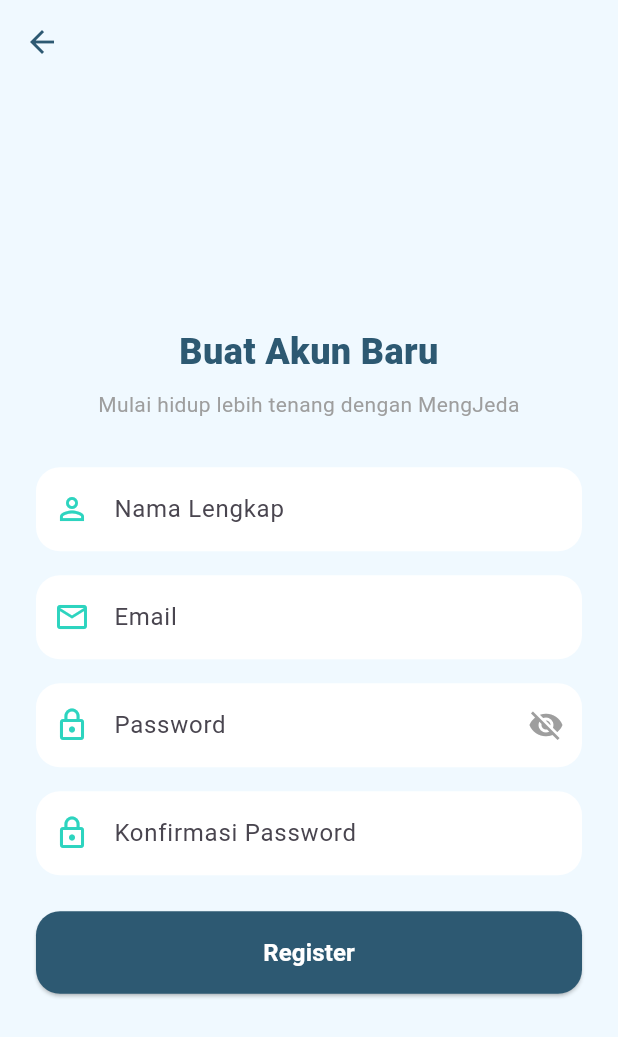
After one commit to Hafiz237/project-app-mengjeda, a Flutter app: the screen it shows after launch, after a tap on "Masuk", after a tap on "Belum punya akun? Daftar di sini", on a phone screen of 412 x 824 dp. The commit adds this screen. Shown: the top 1037 px of the screen. Run offline on Flutter 3.47's test engine with Material 3 defaults, Android fonts, the phone set to English and light mode, and no system bars; our stand-ins replace audioplayers, file_picker, flutter_local_notifications, image_picker, shared_preferences, sqflite and 1 more; accounts and stored records are empty.

Commit message:
log in page dan register page ui

```diff
--- a/lib/data/database_helper.dart
+++ b/lib/data/database_helper.dart
@@ -24,9 +24,24 @@ class DatabaseHelper {
 
     return await openDatabase(
       path,
-      version: 1,
+      version: 2,
       onCreate: _createDB,
+      onUpgrade: _upgradeDB,
     );
+  }
+
+  Future<void> _upgradeDB(Database db, int oldVersion, int newVersion) async {
+    if (oldVersion < 2) {
+      await db.execute('''
+        CREATE TABLE users (
+          id TEXT PRIMARY KEY,
+          nama TEXT,
+          email TEXT UNIQUE,
+          password TEXT,
+          salt TEXT
+        )
+      ''');
+    }
   }
 
   Future<void> _createDB(Database db, int version) async {
@@ -69,6 +84,16 @@ class DatabaseHelper {
         filePath TEXT,
         assetPath TEXT,
         isActive INTEGER
+      )
+    ''');
+
+    await db.execute('''
+      CREATE TABLE users (
+        id TEXT PRIMARY KEY,
+        nama TEXT,
+        email TEXT UNIQUE,
+        password TEXT,
+        salt TEXT
       )
     ''');
 
--- a/lib/data/jeda_settings.dart
+++ b/lib/data/jeda_settings.dart
@@ -1,4 +1,3 @@
-import 'package:flutter/material.dart';
 
 class JedaSettings {
   static Duration interval = const Duration(minutes: 2);
--- /dev/null
+++ b/lib/models/app_user.dart
@@ -0,0 +1,11 @@
+class AppUser {
+  final String id;
+  final String nama;
+  final String email;
+
+  AppUser({
+    required this.id,
+    required this.nama,
+    required this.email,
+  });
+}
--- a/lib/screens/home_screen.dart
+++ b/lib/screens/home_screen.dart
@@ -106,9 +106,9 @@ class _HomeScreenState extends State<HomeScreen> {
         barrierDismissible: false,
         barrierColor: Colors.transparent,
         transitionDuration: const Duration(milliseconds: 300),
-        pageBuilder: (_, __, ___) =>
+        pageBuilder: (_, _, _) =>
             JedaPopupScreen(durasi: durasi ?? JedaSettings.durasi),
-        transitionsBuilder: (_, animation, __, child) =>
+        transitionsBuilder: (_, animation, _, child) =>
             FadeTransition(opacity: animation, child: child),
       ),
     );
--- a/lib/screens/jadwal_form_screen.dart
+++ b/lib/screens/jadwal_form_screen.dart
@@ -111,7 +111,7 @@ class _JadwalFormScreenState extends State<JadwalFormScreen> {
                       borderRadius: BorderRadius.circular(20),
                       boxShadow: [
                         BoxShadow(
-                          color: AppColors.primaryBlue.withOpacity(0.25),
+                          color: AppColors.primaryBlue.withValues(alpha: 0.25),
                           blurRadius: 16,
                           offset: const Offset(0, 8),
                         ),
@@ -188,7 +188,7 @@ class _JadwalFormScreenState extends State<JadwalFormScreen> {
                       backgroundColor: AppColors.tealMint,
                       foregroundColor: Colors.white,
                       elevation: 4,
-                      shadowColor: AppColors.tealMint.withOpacity(0.4),
+                      shadowColor: AppColors.tealMint.withValues(alpha: 0.4),
                       padding: const EdgeInsets.symmetric(vertical: 16),
                       textStyle: const TextStyle(
                           fontSize: 16, fontWeight: FontWeight.w700),
--- /dev/null
+++ b/lib/screens/login_screen.dart
@@ -0,0 +1,169 @@
+import 'package:flutter/material.dart';
+import '../theme/app_colors.dart';
+import '../services/auth_service_locator.dart';
+import 'register_screen.dart';
+import 'home_screen.dart';
+
+class LoginScreen extends StatefulWidget {
+  const LoginScreen({super.key});
+
+  @override
+  State<LoginScreen> createState() => _LoginScreenState();
+}
+
+class _LoginScreenState extends State<LoginScreen> {
+  final _formKey = GlobalKey<FormState>();
+  final _emailController = TextEditingController();
+  final _passwordController = TextEditingController();
+  bool _isLoading = false;
+  bool _obscurePassword = true;
+
+  void _login() async {
+    if (!_formKey.currentState!.validate()) return;
+
+    setState(() => _isLoading = true);
+
+    final result = await AuthServiceLocator.instance.login(
+      email: _emailController.text.trim(),
+      password: _passwordController.text,
+    );
+
+    if (!mounted) return;
+    setState(() => _isLoading = false);
+
+    if (result.success) {
+      Navigator.pushReplacement(
+        context,
+        MaterialPageRoute(builder: (_) => const HomeScreen()),
+      );
+    } else {
+      ScaffoldMessenger.of(context).showSnackBar(
+        SnackBar(content: Text(result.message ?? 'Login gagal')),
+      );
+    }
+  }
+
+  @override
+  Widget build(BuildContext context) {
+    return Scaffold(
+      backgroundColor: AppColors.bgColor,
+      body: SafeArea(
+        child: Center(
+          child: SingleChildScrollView(
+            padding: const EdgeInsets.all(24),
+            child: Form(
+              key: _formKey,
+              child: Column(
+                mainAxisAlignment: MainAxisAlignment.center,
+                crossAxisAlignment: CrossAxisAlignment.stretch,
+                children: [
+                  Image.asset(
+                    'assets/images/logofinish.png',
+                    height: 100,
+                  ),
+                  const SizedBox(height: 24),
+                  const Text(
+                    'Selamat Datang',
+                    textAlign: TextAlign.center,
+                    style: TextStyle(
+                      fontSize: 24,
+                      fontWeight: FontWeight.w800,
+                      color: AppColors.primaryBlue,
+                    ),
+                  ),
+                  const SizedBox(height: 8),
+
+                  const SizedBox(height: 32),
+                  TextFormField(
+                    controller: _emailController,
+                    keyboardType: TextInputType.emailAddress,
+                    decoration: InputDecoration(
+                      labelText: 'Email',
+                      prefixIcon: const Icon(Icons.email_outlined, color: AppColors.tealMint),
+                      filled: true,
+                      fillColor: Colors.white,
+                      border: OutlineInputBorder(
+                        borderRadius: BorderRadius.circular(16),
+                        borderSide: BorderSide.none,
+                      ),
+                    ),
+                    validator: (value) {
+                      if (value == null || value.trim().isEmpty) {
+                        return 'Email tidak boleh kosong';
+                      }
+                      if (!value.contains('@')) {
+                        return 'Format email tidak valid';
+                      }
+                      return null;
+                    },
+                  ),
+                  const SizedBox(height: 16),
+                  TextFormField(
+                    controller: _passwordController,
+                    obscureText: _obscurePassword,
+                    decoration: InputDecoration(
+                      labelText: 'Password',
+                      prefixIcon: const Icon(Icons.lock_outline, color: AppColors.tealMint),
+                      suffixIcon: IconButton(
+                        icon: Icon(
+                          _obscurePassword ? Icons.visibility_off : Icons.visibility,
+                          color: Colors.grey,
+                        ),
+                        onPressed: () {
+                          setState(() => _obscurePassword = !_obscurePassword);
+                        },
+                      ),
+                      filled: true,
+                      fillColor: Colors.white,
+                      border: OutlineInputBorder(
+                        borderRadius: BorderRadius.circular(16),
+                        borderSide: BorderSide.none,
+                      ),
+                    ),
+                    validator: (value) {
+                      if (value == null || value.isEmpty) {
+                        return 'Password tidak boleh kosong';
+                      }
+                      return null;
+                    },
+                  ),
+                  const SizedBox(height: 24),
+                  ElevatedButton(
+                    onPressed: _isLoading ? null : _login,
+                    style: ElevatedButton.styleFrom(
+                      backgroundColor: AppColors.primaryBlue,
+                      foregroundColor: Colors.white,
+                      padding: const EdgeInsets.symmetric(vertical: 16),
+                      shape: RoundedRectangleBorder(
+                        borderRadius: BorderRadius.circular(16),
+                      ),
+                    ),
+                    child: _isLoading
+                        ? const CircularProgressIndicator(color: Colors.white)
+                        : const Text(
+                            'Masuk',
+                            style: TextStyle(fontSize: 16, fontWeight: FontWeight.bold),
+                          ),
+                  ),
+                  const SizedBox(height: 16),
+                  TextButton(
+                    onPressed: () {
+                      Navigator.push(
+                        context,
+                        MaterialPageRoute(builder: (_) => const RegisterScreen()),
+                      );
+                    },
+                    child: const Text(
+                      'Belum punya akun? Daftar di sini',
+                      style: TextStyle(color: AppColors.skyBlue, fontWeight: FontWeight.w600),
+                    ),
+                  ),
+                ],
+              ),
+            ),
+          ),
+        ),
+      ),
+    );
+  }
+}
--- /dev/null
+++ b/lib/screens/register_screen.dart
@@ -0,0 +1,210 @@
+import 'package:flutter/material.dart';
+import '../theme/app_colors.dart';
+import '../services/auth_service_locator.dart';
+import 'home_screen.dart';
+
+class RegisterScreen extends StatefulWidget {
+  const RegisterScreen({super.key});
+
+  @override
+  State<RegisterScreen> createState() => _RegisterScreenState();
+}
+
+class _RegisterScreenState extends State<RegisterScreen> {
+  final _formKey = GlobalKey<FormState>();
+  final _namaController = TextEditingController();
+  final _emailController = TextEditingController();
+  final _passwordController = TextEditingController();
+  final _confirmPasswordController = TextEditingController();
+  bool _isLoading = false;
+  bool _obscurePassword = true;
+
+  void _register() async {
+    if (!_formKey.currentState!.validate()) return;
+
+    setState(() => _isLoading = true);
+
+    final result = await AuthServiceLocator.instance.register(
+      nama: _namaController.text.trim(),
+      email: _emailController.text.trim(),
+      password: _passwordController.text,
+    );
+
+    if (!mounted) return;
+    setState(() => _isLoading = false);
+
+    if (result.success) {
+      Navigator.pushAndRemoveUntil(
+        context,
+        MaterialPageRoute(builder: (_) => const HomeScreen()),
+        (route) => false,
+      );
+    } else {
+      ScaffoldMessenger.of(context).showSnackBar(
+        SnackBar(content: Text(result.message ?? 'Pendaftaran gagal')),
+      );
+    }
+  }
+
+  @override
+  Widget build(BuildContext context) {
+    return Scaffold(
+      backgroundColor: AppColors.bgColor,
+      appBar: AppBar(
+        backgroundColor: Colors.transparent,
+        elevation: 0,
+        iconTheme: const IconThemeData(color: AppColors.primaryBlue),
+      ),
+      body: SafeArea(
+        child: Center(
+          child: SingleChildScrollView(
+            padding: const EdgeInsets.all(24),
+            child: Form(
+              key: _formKey,
+              child: Column(
+                crossAxisAlignment: CrossAxisAlignment.stretch,
+                children: [
+                  const Text(
+                    'Buat Akun Baru',
+                    textAlign: TextAlign.center,
+                    style: TextStyle(
+                      fontSize: 24,
+                      fontWeight: FontWeight.w800,
+                      color: AppColors.primaryBlue,
+                    ),
+                  ),
+                  const SizedBox(height: 8),
+                  const Text(
+                    'Mulai hidup lebih tenang dengan MengJeda',
+                    textAlign: TextAlign.center,
+                    style: TextStyle(color: Colors.grey),
+                  ),
+                  const SizedBox(height: 32),
+                  TextFormField(
+                    controller: _namaController,
+                    textCapitalization: TextCapitalization.words,
+                    decoration: InputDecoration(
+                      labelText: 'Nama Lengkap',
+                      prefixIcon: const Icon(Icons.person_outline, color: AppColors.tealMint),
+                      filled: true,
+                      fillColor: Colors.white,
+                      border: OutlineInputBorder(
+                        borderRadius: BorderRadius.circular(16),
+                        borderSide: BorderSide.none,
+                      ),
+                    ),
+                    validator: (value) {
+                      if (value == null || value.trim().isEmpty) {
+                        return 'Nama tidak boleh kosong';
+                      }
+                      return null;
+                    },
+                  ),
+                  const SizedBox(height: 16),
+                  TextFormField(
+                    controller: _emailController,
+                    keyboardType: TextInputType.emailAddress,
+                    decoration: InputDecoration(
+                      labelText: 'Email',
+                      prefixIcon: const Icon(Icons.email_outlined, color: AppColors.tealMint),
+                      filled: true,
+                      fillColor: Colors.white,
+                      border: OutlineInputBorder(
+                        borderRadius: BorderRadius.circular(16),
+                        borderSide: BorderSide.none,
+                      ),
+                    ),
+                    validator: (value) {
+                      if (value == null || value.trim().isEmpty) {
+                        return 'Email tidak boleh kosong';
+                      }
+                      if (!value.contains('@')) {
+                        return 'Format email tidak valid';
+                      }
+                      return null;
+                    },
+                  ),
+                  const SizedBox(height: 16),
+                  TextFormField(
+                    controller: _passwordController,
+                    obscureText: _obscurePassword,
+                    decoration: InputDecoration(
+                      labelText: 'Password',
+                      prefixIcon: const Icon(Icons.lock_outline, color: AppColors.tealMint),
+                      suffixIcon: IconButton(
+                        icon: Icon(
+                          _obscurePassword ? Icons.visibility_off : Icons.visibility,
+                          color: Colors.grey,
+                        ),
+                        onPressed: () {
+                          setState(() => _obscurePassword = !_obscurePassword);
+                        },
+                      ),
+                      filled: true,
+                      fillColor: Colors.white,
+                      border: OutlineInputBorder(
+                        borderRadius: BorderRadius.circular(16),
+                        borderSide: BorderSide.none,
+                      ),
+                    ),
+                    validator: (value) {
+                      if (value == null || value.isEmpty) {
+                        return 'Password tidak boleh kosong';
+                      }
+                      if (value.length < 6) {
+                        return 'Password minimal 6 karakter';
+                      }
+                      return null;
+                    },
+                  ),
+                  const SizedBox(height: 16),
+                  TextFormField(
+                    controller: _confirmPasswordController,
+                    obscureText: _obscurePassword,
+                    decoration: InputDecoration(
+                      labelText: 'Konfirmasi Password',
+                      prefixIcon: const Icon(Icons.lock_outline, color: AppColors.tealMint),
+                      filled: true,
+                      fillColor: Colors.white,
+                      border: OutlineInputBorder(
+                        borderRadius: BorderRadius.circular(16),
+                        borderSide: BorderSide.none,
+                      ),
+                    ),
+                    validator: (value) {
+                      if (value == null || value.isEmpty) {
+                        return 'Konfirmasi password tidak boleh kosong';
+                      }
+                      if (value != _passwordController.text) {
+                        return 'Password tidak cocok';
+                      }
+                      return null;
+                    },
+                  ),
+                  const SizedBox(height: 24),
+                  ElevatedButton(
+                    onPressed: _isLoading ? null : _register,
+                    style: ElevatedButton.styleFrom(
+                      backgroundColor: AppColors.primaryBlue,
+                      foregroundColor: Colors.white,
+                      padding: const EdgeInsets.symmetric(vertical: 16),
+                      shape: RoundedRectangleBorder(
+                        borderRadius: BorderRadius.circular(16),
+                      ),
+                    ),
+                    child: _isLoading
+                        ? const CircularProgressIndicator(color: Colors.white)
+                        : const Text(
+                            'Register',
+                            style: TextStyle(fontSize: 16, fontWeight: FontWeight.bold),
+                          ),
+                  ),
+                ],
+              ),
+            ),
+          ),
+        ),
+      ),
+    );
+  }
+}
--- a/lib/screens/splash_screen.dart
+++ b/lib/screens/splash_screen.dart
@@ -1,6 +1,8 @@
 import 'dart:async';
 import 'package:flutter/material.dart';
 import 'home_screen.dart';
+import 'login_screen.dart';
+import '../services/auth_service_locator.dart';
 
 class SplashScreen extends StatefulWidget {
   const SplashScreen({super.key});
@@ -28,11 +30,26 @@ class _SplashScreenState extends State<SplashScreen>
     );
     _controller.forward();
 
-    Timer(const Duration(seconds: 3), () {
+    _checkAuth();
+  }
+
+  void _checkAuth() async {
+    await Future.delayed(const Duration(seconds: 3));
+    if (!mounted) return;
+
+    final isLoggedIn = await AuthServiceLocator.instance.isLoggedIn();
+
+    if (!mounted) return;
+
+    if (isLoggedIn) {
       Navigator.of(context).pushReplacement(
         MaterialPageRoute(builder: (_) => const HomeScreen()),
       );
-    });
+    } else {
+      Navigator.of(context).pushReplacement(
+        MaterialPageRoute(builder: (_) => const LoginScreen()),
+      );
+    }
   }
 
   @override
@@ -66,10 +83,6 @@ class _SplashScreenState extends State<SplashScreen>
                 ),
               ),
               const SizedBox(height: 8),
-              const Text(
-                'Jeda sejenak, hidup lebih tenang',
-                style: TextStyle(fontSize: 14, color: Colors.grey),
-              ),
             ],
           ),
         ),
--- /dev/null
+++ b/lib/services/auth_service.dart
@@ -0,0 +1,32 @@
+import '../models/app_user.dart';
+
+class AuthResult {
+  final bool success;
+  final String? message;
+  final AppUser? user;
+
+  AuthResult({
+    required this.success,
+    this.message,
+    this.user,
+  });
+}
+
+abstract class AuthService {
+  Future<AuthResult> register({
+    required String nama,
+    required String email,
+    required String password,
+  });
+
+  Future<AuthResult> login({
+    required String email,
+    required String password,
+  });
+
+  Future<void> logout();
+
+  Future<AppUser?> getCurrentUser();
+
+  Future<bool> isLoggedIn();
+}
--- /dev/null
+++ b/lib/services/auth_service_locator.dart
@@ -0,0 +1,6 @@
+import 'auth_service.dart';
+import 'local_auth_service.dart';
+
+class AuthServiceLocator {
+  static AuthService instance = LocalAuthService();
+}
--- /dev/null
+++ b/lib/services/local_auth_service.dart
@@ -0,0 +1,132 @@
+import 'dart:convert';
+import 'package:crypto/crypto.dart';
+import 'package:shared_preferences/shared_preferences.dart';
+import '../data/database_helper.dart';
+import '../models/app_user.dart';
+import 'auth_service.dart';
+
+class LocalAuthService implements AuthService {
+  static const String _sessionKey = 'logged_in_user_id';
+
+  String _hashPassword(String password, String salt) {
+    final bytes = utf8.encode(password + salt);
+    return sha256.convert(bytes).toString();
+  }
+
+  @override
+  Future<AuthResult> register({
+    required String nama,
+    required String email,
+    required String password,
+  }) async {
+    try {
+      final db = await DatabaseHelper.instance.database;
+
+      final existing = await db.query(
+        'users',
+        where: 'email = ?',
+        whereArgs: [email],
+      );
+
+      if (existing.isNotEmpty) {
+        return AuthResult(success: false, message: 'Email sudah terdaftar');
+      }
+
+      final id = DateTime.now().millisecondsSinceEpoch.toString();
+      final salt = DateTime.now().microsecondsSinceEpoch.toString();
+      final passwordHash = _hashPassword(password, salt);
+
+      await db.insert('users', {
+        'id': id,
+        'nama': nama,
+        'email': email,
+        'password': passwordHash,
+        'salt': salt,
+      });
+
+      return login(email: email, password: password);
+    } catch (e) {
+      return AuthResult(success: false, message: 'Terjadi kesalahan sistem');
+    }
+  }
+
+  @override
+  Future<AuthResult> login({
+    required String email,
+    required String password,
+  }) async {
+    try {
+      final db = await DatabaseHelper.instance.database;
+
+      final result = await db.query(
+        'users',
+        where: 'email = ?',
+        whereArgs: [email],
+      );
+
+      if (result.isEmpty) {
+        return AuthResult(success: false, message: 'Email tidak ditemukan');
+      }
+
+      final userMap = result.first;
+      final salt = userMap['salt'] as String;
+      final passwordHash = _hashPassword(password, salt);
+
+      if (userMap['password'] != passwordHash) {
+        return AuthResult(success: false, message: 'Password salah');
+      }
+
+      final user = AppUser(
+        id: userMap['id'] as String,
+        nama: userMap['nama'] as String,
+        email: userMap['email'] as String,
+      );
+
+      final prefs = await SharedPreferences.getInstance();
+      await prefs.setString(_sessionKey, user.id);
+
+      return AuthResult(success: true, user: user);
+    } catch (e) {
+      return AuthResult(success: false, message: 'Terjadi kesalahan sistem');
+    }
+  }
+
+  @override
+  Future<void> logout() async {
+    final prefs = await SharedPreferences.getInstance();
+    await prefs.remove(_sessionKey);
+  }
+
+  @override
+  Future<AppUser?> getCurrentUser() async {
+    try {
+      final prefs = await SharedPreferences.getInstance();
+      final userId = prefs.getString(_sessionKey);
+      if (userId == null) return null;
+
+      final db = await DatabaseHelper.instance.database;
+      final result = await db.query(
+        'users',
+        where: 'id = ?',
+        whereArgs: [userId],
+      );
+
+      if (result.isEmpty) return null;
+
+      final userMap = result.first;
+      return AppUser(
+        id: userMap['id'] as String,
+        nama: userMap['nama'] as String,
+        email: userMap['email'] as String,
+      );
+    } catch (e) {
+      return null;
+    }
+  }
+
+  @override
+  Future<bool> isLoggedIn() async {
+    final user = await getCurrentUser();
+    return user != null;
+  }
+}
--- a/pubspec.yaml
+++ b/pubspec.yaml
@@ -25,6 +25,7 @@ dev_dependencies:
   flutter_test:
     sdk: flutter
   flutter_lints: ^6.0.0
+  crypto: ^3.0.3
 
 flutter:
   uses-material-design: true
```
Also changed, not shown: pubspec.lock.
